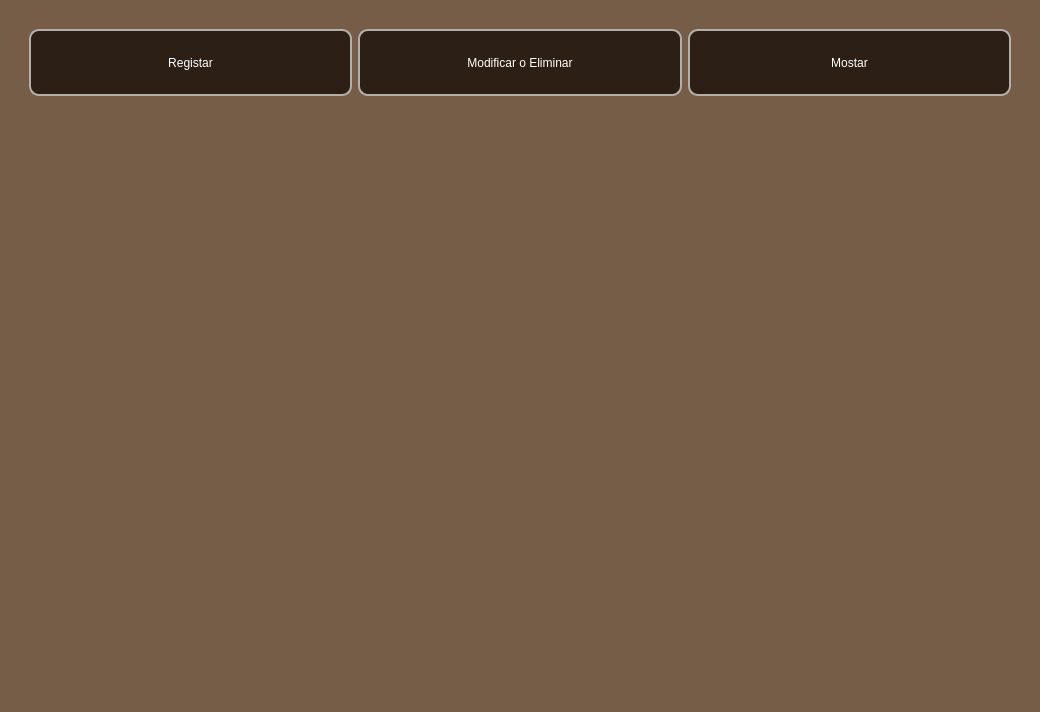
Qt form ui/horarios.ui (n1enkew/Sistema-de-Empleados) before a commit.
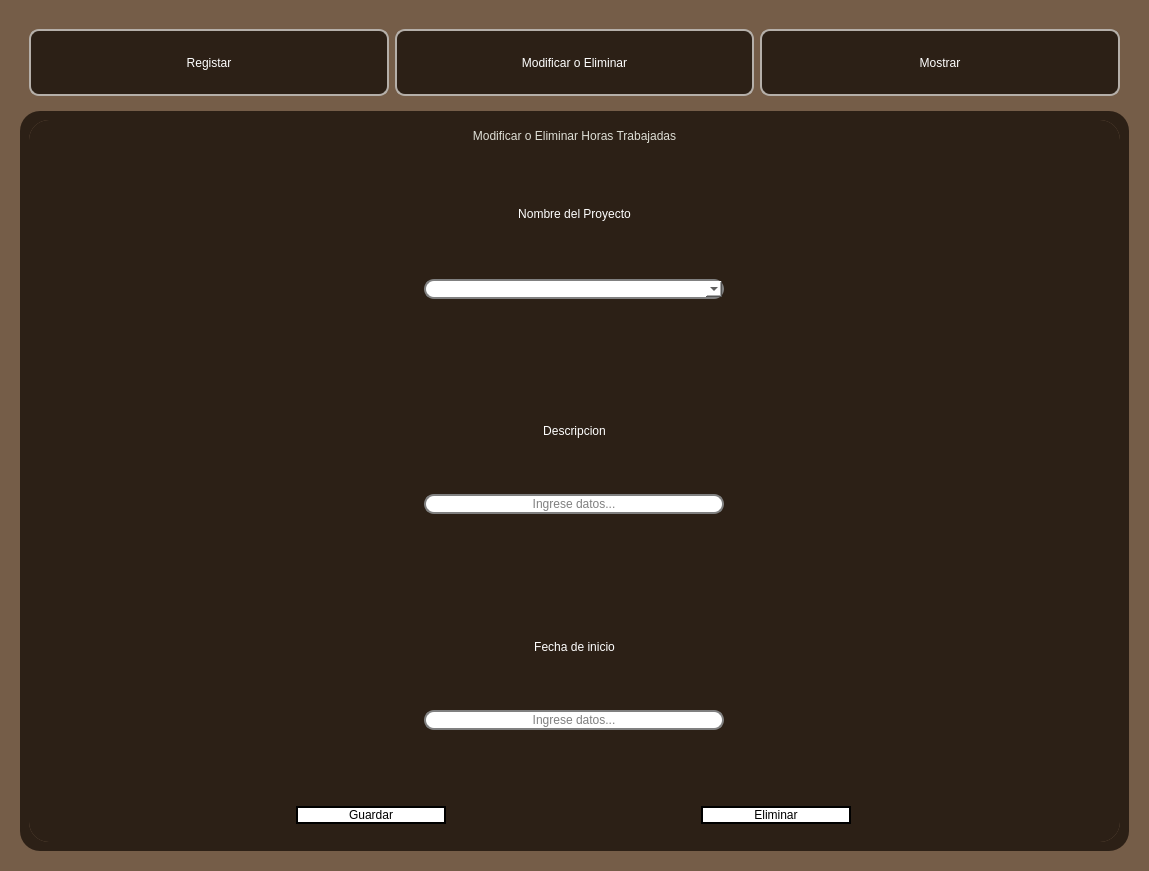
The same form after that commit.

Commit message: Refactor UI layouts and widget styles

Patch:
```diff
--- a/ui/horarios.ui
+++ b/ui/horarios.ui
@@ -6,8 +6,8 @@
    <rect>
     <x>0</x>
     <y>0</y>
-    <width>1040</width>
-    <height>712</height>
+    <width>1149</width>
+    <height>871</height>
    </rect>
   </property>
   <property name="windowTitle">
@@ -39,6 +39,9 @@
        <height>600</height>
       </size>
      </property>
+     <property name="styleSheet">
+      <string notr="true"/>
+     </property>
      <property name="frameShape">
       <enum>QFrame::StyledPanel</enum>
      </property>
@@ -102,7 +105,7 @@
         </property>
         <layout class="QHBoxLayout" name="horizontalLayout_2" stretch="1,1,1">
          <item>
-          <widget class="QPushButton" name="registrar">
+          <widget class="QPushButton" name="btn_registrar">
            <property name="sizePolicy">
             <sizepolicy hsizetype="Preferred" vsizetype="Preferred">
              <horstretch>0</horstretch>
@@ -112,10 +115,16 @@
            <property name="text">
             <string>Registar</string>
            </property>
+           <property name="checkable">
+            <bool>true</bool>
+           </property>
+           <property name="autoExclusive">
+            <bool>false</bool>
+           </property>
           </widget>
          </item>
          <item>
-          <widget class="QPushButton" name="modificar_eliminar">
+          <widget class="QPushButton" name="btn_modificar_eliminar">
            <property name="sizePolicy">
             <sizepolicy hsizetype="Preferred" vsizetype="Preferred">
              <horstretch>0</horstretch>
@@ -131,10 +140,16 @@
            <property name="text">
             <string>Modificar o Eliminar</string>
            </property>
+           <property name="checkable">
+            <bool>true</bool>
+           </property>
+           <property name="autoExclusive">
+            <bool>false</bool>
+           </property>
           </widget>
          </item>
          <item>
-          <widget class="QPushButton" name="mostrar">
+          <widget class="QPushButton" name="btn_mostrar">
            <property name="sizePolicy">
             <sizepolicy hsizetype="Preferred" vsizetype="Preferred">
              <horstretch>0</horstretch>
@@ -142,7 +157,13 @@
             </sizepolicy>
            </property>
            <property name="text">
-            <string>Mostar</string>
+            <string>Mostrar</string>
+           </property>
+           <property name="checkable">
+            <bool>true</bool>
+           </property>
+           <property name="autoExclusive">
+            <bool>false</bool>
            </property>
            <property name="default">
             <bool>false</bool>
@@ -157,12 +178,995 @@
       </item>
       <item>
        <widget class="QFrame" name="frame_2">
+        <property name="styleSheet">
+         <string notr="true">
+
+
+QWidget{
+background-color: rgb(44, 32, 22);
+}</string>
+        </property>
         <property name="frameShape">
          <enum>QFrame::StyledPanel</enum>
         </property>
         <property name="frameShadow">
          <enum>QFrame::Raised</enum>
         </property>
+        <layout class="QHBoxLayout" name="horizontalLayout_3">
+         <item>
+          <widget class="QStackedWidget" name="stack_horario">
+           <property name="styleSheet">
+            <string notr="true">QStackedWidget{
+background-color: rgb(117, 93, 72);
+border-radius: 20px;
+}
+
+QWidget{
+
+border-radius:20px;
+}
+
+</string>
+           </property>
+           <property name="currentIndex">
+            <number>1</number>
+           </property>
+           <widget class="QWidget" name="registrar">
+            <property name="sizePolicy">
+             <sizepolicy hsizetype="Expanding" vsizetype="Expanding">
+              <horstretch>0</horstretch>
+              <verstretch>0</verstretch>
+             </sizepolicy>
+            </property>
+            <property name="styleSheet">
+             <string notr="true">QLineEdit {
+    border: 2px solid gray;
+    border-radius: 10px;
+    padding: 0 8px;
+    background: white;
+	placeholder-text-color: #767e89;
+}
+
+QLabel{
+color: white;
+font: 600 12pt &quot;Lexend&quot;
+}
+
+QComboBox {
+    border: 2px solid gray;
+    border-radius: 10px;
+    padding: 0 8px;
+    background: white;
+	placeholder-text-color: #767e89;
+}
+</string>
+            </property>
+            <layout class="QVBoxLayout" name="verticalLayout_3" stretch="0,1,1,1,0">
+             <item>
+              <widget class="QLabel" name="label_3">
+               <property name="styleSheet">
+                <string notr="true">QLabel{
+	color: qlineargradient(spread:pad, x1:0, y1:0, x2:1, y2:0, stop:0 rgba(181, 175, 169, 255), stop:1 rgba(222, 222, 213, 255));
+	
+	font: 900 20pt &quot;Lexend&quot;;	
+}</string>
+               </property>
+               <property name="text">
+                <string>Registrar Horas Trabajadas</string>
+               </property>
+               <property name="alignment">
+                <set>Qt::AlignCenter</set>
+               </property>
+              </widget>
+             </item>
+             <item>
+              <widget class="QFrame" name="frame_rnombre">
+               <property name="sizePolicy">
+                <sizepolicy hsizetype="Preferred" vsizetype="Expanding">
+                 <horstretch>0</horstretch>
+                 <verstretch>0</verstretch>
+                </sizepolicy>
+               </property>
+               <property name="frameShape">
+                <enum>QFrame::StyledPanel</enum>
+               </property>
+               <property name="frameShadow">
+                <enum>QFrame::Raised</enum>
+               </property>
+               <layout class="QVBoxLayout" name="verticalLayout_5">
+                <item>
+                 <widget class="QLabel" name="label">
+                  <property name="sizePolicy">
+                   <sizepolicy hsizetype="Expanding" vsizetype="Fixed">
+                    <horstretch>0</horstretch>
+                    <verstretch>0</verstretch>
+                   </sizepolicy>
+                  </property>
+                  <property name="text">
+                   <string>Nombre del Empleado</string>
+                  </property>
+                  <property name="textFormat">
+                   <enum>Qt::AutoText</enum>
+                  </property>
+                  <property name="alignment">
+                   <set>Qt::AlignCenter</set>
+                  </property>
+                 </widget>
+                </item>
+                <item>
+                 <widget class="QFrame" name="frame_8">
+                  <property name="sizePolicy">
+                   <sizepolicy hsizetype="Preferred" vsizetype="Fixed">
+                    <horstretch>0</horstretch>
+                    <verstretch>0</verstretch>
+                   </sizepolicy>
+                  </property>
+                  <property name="frameShape">
+                   <enum>QFrame::StyledPanel</enum>
+                  </property>
+                  <property name="frameShadow">
+                   <enum>QFrame::Raised</enum>
+                  </property>
+                  <layout class="QHBoxLayout" name="horizontalLayout_5" stretch="0">
+                   <property name="spacing">
+                    <number>0</number>
+                   </property>
+                   <property name="leftMargin">
+                    <number>0</number>
+                   </property>
+                   <property name="topMargin">
+                    <number>0</number>
+                   </property>
+                   <property name="rightMargin">
+                    <number>0</number>
+                   </property>
+                   <property name="bottomMargin">
+                    <number>0</number>
+                   </property>
+                   <item>
+                    <widget class="QComboBox" name="comboBox_2">
+                     <property name="maximumSize">
+                      <size>
+                       <width>300</width>
+                       <height>30</height>
+                      </size>
+                     </property>
+                    </widget>
+                   </item>
+                  </layout>
+                 </widget>
+                </item>
+               </layout>
+              </widget>
+             </item>
+             <item>
+              <widget class="QFrame" name="frame_rnproyecto">
+               <property name="sizePolicy">
+                <sizepolicy hsizetype="Preferred" vsizetype="Expanding">
+                 <horstretch>0</horstretch>
+                 <verstretch>0</verstretch>
+                </sizepolicy>
+               </property>
+               <property name="frameShape">
+                <enum>QFrame::StyledPanel</enum>
+               </property>
+               <property name="frameShadow">
+                <enum>QFrame::Raised</enum>
+               </property>
+               <layout class="QVBoxLayout" name="verticalLayout_11">
+                <item>
+                 <widget class="QFrame" name="frame_desc">
+                  <property name="sizePolicy">
+                   <sizepolicy hsizetype="Preferred" vsizetype="Expanding">
+                    <horstretch>0</horstretch>
+                    <verstretch>0</verstretch>
+                   </sizepolicy>
+                  </property>
+                  <property name="frameShape">
+                   <enum>QFrame::StyledPanel</enum>
+                  </property>
+                  <property name="frameShadow">
+                   <enum>QFrame::Raised</enum>
+                  </property>
+                  <layout class="QVBoxLayout" name="verticalLayout_6">
+                   <item>
+                    <widget class="QLabel" name="label_2">
+                     <property name="sizePolicy">
+                      <sizepolicy hsizetype="Expanding" vsizetype="Fixed">
+                       <horstretch>0</horstretch>
+                       <verstretch>0</verstretch>
+                      </sizepolicy>
+                     </property>
+                     <property name="text">
+                      <string>Nombre del Proyecto</string>
+                     </property>
+                     <property name="textFormat">
+                      <enum>Qt::AutoText</enum>
+                     </property>
+                     <property name="alignment">
+                      <set>Qt::AlignCenter</set>
+                     </property>
+                    </widget>
+                   </item>
+                   <item>
+                    <widget class="QFrame" name="frame_9">
+                     <property name="sizePolicy">
+                      <sizepolicy hsizetype="Preferred" vsizetype="Fixed">
+                       <horstretch>0</horstretch>
+                       <verstretch>0</verstretch>
+                      </sizepolicy>
+                     </property>
+                     <property name="frameShape">
+                      <enum>QFrame::StyledPanel</enum>
+                     </property>
+                     <property name="frameShadow">
+                      <enum>QFrame::Raised</enum>
+                     </property>
+                     <layout class="QHBoxLayout" name="horizontalLayout_6" stretch="0">
+                      <property name="spacing">
+                       <number>0</number>
+                      </property>
+                      <property name="leftMargin">
+                       <number>0</number>
+                      </property>
+                      <property name="topMargin">
+                       <number>0</number>
+                      </property>
+                      <property name="rightMargin">
+                       <number>0</number>
+                      </property>
+                      <property name="bottomMargin">
+                       <number>0</number>
+                      </property>
+                      <item>
+                       <widget class="QComboBox" name="comboBox_3">
+                        <property name="maximumSize">
+                         <size>
+                          <width>300</width>
+                          <height>30</height>
+                         </size>
+                        </property>
+                       </widget>
+                      </item>
+                     </layout>
+                    </widget>
+                   </item>
+                  </layout>
+                 </widget>
+                </item>
+               </layout>
+              </widget>
+             </item>
+             <item>
+              <widget class="QFrame" name="frame_rhorastrabajadas">
+               <property name="sizePolicy">
+                <sizepolicy hsizetype="Preferred" vsizetype="Expanding">
+                 <horstretch>0</horstretch>
+                 <verstretch>0</verstretch>
+                </sizepolicy>
+               </property>
+               <property name="frameShape">
+                <enum>QFrame::StyledPanel</enum>
+               </property>
+               <property name="frameShadow">
+                <enum>QFrame::Raised</enum>
+               </property>
+               <layout class="QVBoxLayout" name="verticalLayout_9">
+                <item>
+                 <widget class="QLabel" name="label_4">
+                  <property name="sizePolicy">
+                   <sizepolicy hsizetype="Expanding" vsizetype="Fixed">
+                    <horstretch>0</horstretch>
+                    <verstretch>0</verstretch>
+                   </sizepolicy>
+                  </property>
+                  <property name="text">
+                   <string>Horas Trabajadas</string>
+                  </property>
+                  <property name="textFormat">
+                   <enum>Qt::AutoText</enum>
+                  </property>
+                  <property name="alignment">
+                   <set>Qt::AlignCenter</set>
+                  </property>
+                 </widget>
+                </item>
+                <item>
+                 <widget class="QFrame" name="frame_11">
+                  <property name="sizePolicy">
+                   <sizepolicy hsizetype="Preferred" vsizetype="Fixed">
+                    <horstretch>0</horstretch>
+                    <verstretch>0</verstretch>
+                   </sizepolicy>
+                  </property>
+                  <property name="frameShape">
+                   <enum>QFrame::StyledPanel</enum>
+                  </property>
+                  <property name="frameShadow">
+                   <enum>QFrame::Raised</enum>
+                  </property>
+                  <layout class="QHBoxLayout" name="horizontalLayout_10" stretch="0">
+                   <property name="spacing">
+                    <number>0</number>
+                   </property>
+                   <property name="leftMargin">
+                    <number>0</number>
+                   </property>
+                   <property name="topMargin">
+                    <number>0</number>
+                   </property>
+                   <property name="rightMargin">
+                    <number>0</number>
+                   </property>
+                   <property name="bottomMargin">
+                    <number>0</number>
+                   </property>
+                   <item>
+                    <widget class="QComboBox" name="comboBox_4">
+                     <property name="maximumSize">
+                      <size>
+                       <width>300</width>
+                       <height>30</height>
+                      </size>
+                     </property>
+                    </widget>
+                   </item>
+                  </layout>
+                 </widget>
+                </item>
+               </layout>
+              </widget>
+             </item>
+             <item>
+              <widget class="QFrame" name="frame_guardar">
+               <property name="sizePolicy">
+                <sizepolicy hsizetype="Preferred" vsizetype="Expanding">
+                 <horstretch>0</horstretch>
+                 <verstretch>0</verstretch>
+                </sizepolicy>
+               </property>
+               <property name="frameShape">
+                <enum>QFrame::StyledPanel</enum>
+               </property>
+               <property name="frameShadow">
+                <enum>QFrame::Raised</enum>
+               </property>
+               <layout class="QVBoxLayout" name="verticalLayout_7">
+                <item>
+                 <widget class="QFrame" name="frame_10">
+                  <property name="frameShape">
+                   <enum>QFrame::StyledPanel</enum>
+                  </property>
+                  <property name="frameShadow">
+                   <enum>QFrame::Raised</enum>
+                  </property>
+                  <layout class="QHBoxLayout" name="horizontalLayout_7">
+                   <item>
+                    <widget class="QPushButton" name="pushButton">
+                     <property name="sizePolicy">
+                      <sizepolicy hsizetype="Preferred" vsizetype="Preferred">
+                       <horstretch>0</horstretch>
+                       <verstretch>0</verstretch>
+                      </sizepolicy>
+                     </property>
+                     <property name="maximumSize">
+                      <size>
+                       <width>150</width>
+                       <height>30</height>
+                      </size>
+                     </property>
+                     <property name="styleSheet">
+                      <string notr="true">QPushButton{
+    border: 2px solid black;
+    border-radius: 10px;
+    padding: 0 8px;
+    background: white;
+font: 400 12pt &quot;Lexend&quot;;
+color: black;
+}
+
+QPushButton:hover{
+background-color: qlineargradient(spread:pad, x1:0, y1:0, x2:1, y2:0, stop:0 rgba(44, 32, 22, 255), stop:1 rgba(181, 175, 169, 255));
+
+}
+
+QPushButton:pressed {
+    background-color: rgb(117, 93, 72); /* El color que quieras al hacer clic */
+    border: 2px solid rgb(44, 32, 22);   /* Opcional: cambiar el borde también */
+}
+</string>
+                     </property>
+                     <property name="text">
+                      <string>Guardar</string>
+                     </property>
+                    </widget>
+                   </item>
+                  </layout>
+                 </widget>
+                </item>
+               </layout>
+              </widget>
+             </item>
+            </layout>
+           </widget>
+           <widget class="QWidget" name="modificar_eliminar">
+            <property name="styleSheet">
+             <string notr="true">QLineEdit {
+    border: 2px solid gray;
+    border-radius: 10px;
+    padding: 0 8px;
+    background: white;
+	placeholder-text-color: #767e89;
+}
+
+QComboBox {
+    border: 2px solid gray;
+    border-radius: 10px;
+    padding: 0 8px;
+    background: white;
+	placeholder-text-color: #767e89;
+}
+
+QPushButton{
+    border: 2px solid black;
+    border-radius: 10px;
+    padding: 0 8px;
+    background: white;
+font: 400 12pt &quot;Lexend&quot;;
+}
+
+QLabel{
+color: white;
+font: 600 12pt &quot;Lexend&quot;
+}
+
+QPushButton:hover{
+background-color: qlineargradient(spread:pad, x1:0, y1:0, x2:1, y2:0, stop:0 rgba(44, 32, 22, 255), stop:1 rgba(181, 175, 169, 255));
+
+}
+
+QPushButton:pressed {
+    background-color: rgb(117, 93, 72); /* El color que quieras al hacer clic */
+    border: 2px solid rgb(44, 32, 22);   /* Opcional: cambiar el borde también */
+}</string>
+            </property>
+            <layout class="QVBoxLayout" name="verticalLayout_10" stretch="0,1,1,1,0">
+             <item>
+              <widget class="QLabel" name="Titulo">
+               <property name="sizePolicy">
+                <sizepolicy hsizetype="Preferred" vsizetype="Expanding">
+                 <horstretch>0</horstretch>
+                 <verstretch>0</verstretch>
+                </sizepolicy>
+               </property>
+               <property name="styleSheet">
+                <string notr="true">QLabel{
+	color: qlineargradient(spread:pad, x1:0, y1:0, x2:1, y2:0, stop:0 rgba(181, 175, 169, 255), stop:1 rgba(222, 222, 213, 255));
+	
+	font: 900 20pt &quot;Lexend&quot;;	
+}</string>
+               </property>
+               <property name="text">
+                <string>Modificar o Eliminar Horas Trabajadas</string>
+               </property>
+               <property name="alignment">
+                <set>Qt::AlignCenter</set>
+               </property>
+              </widget>
+             </item>
+             <item>
+              <widget class="QFrame" name="FrameBuscar">
+               <property name="sizePolicy">
+                <sizepolicy hsizetype="Preferred" vsizetype="Expanding">
+                 <horstretch>0</horstretch>
+                 <verstretch>0</verstretch>
+                </sizepolicy>
+               </property>
+               <property name="mouseTracking">
+                <bool>false</bool>
+               </property>
+               <property name="autoFillBackground">
+                <bool>false</bool>
+               </property>
+               <property name="frameShape">
+                <enum>QFrame::StyledPanel</enum>
+               </property>
+               <property name="frameShadow">
+                <enum>QFrame::Raised</enum>
+               </property>
+               <layout class="QVBoxLayout" name="verticalLayout_4" stretch="1,0">
+                <property name="spacing">
+                 <number>0</number>
+                </property>
+                <property name="topMargin">
+                 <number>0</number>
+                </property>
+                <property name="bottomMargin">
+                 <number>0</number>
+                </property>
+                <item>
+                 <widget class="QLabel" name="label_5">
+                  <property name="enabled">
+                   <bool>true</bool>
+                  </property>
+                  <property name="sizePolicy">
+                   <sizepolicy hsizetype="Preferred" vsizetype="Fixed">
+                    <horstretch>0</horstretch>
+                    <verstretch>0</verstretch>
+                   </sizepolicy>
+                  </property>
+                  <property name="text">
+                   <string>Nombre del Proyecto</string>
+                  </property>
+                  <property name="alignment">
+                   <set>Qt::AlignBottom|Qt::AlignHCenter</set>
+                  </property>
+                 </widget>
+                </item>
+                <item>
+                 <widget class="QFrame" name="frame_13">
+                  <property name="sizePolicy">
+                   <sizepolicy hsizetype="Preferred" vsizetype="Fixed">
+                    <horstretch>0</horstretch>
+                    <verstretch>0</verstretch>
+                   </sizepolicy>
+                  </property>
+                  <property name="frameShape">
+                   <enum>QFrame::StyledPanel</enum>
+                  </property>
+                  <property name="frameShadow">
+                   <enum>QFrame::Raised</enum>
+                  </property>
+                  <layout class="QHBoxLayout" name="horizontalLayout_12">
+                   <property name="topMargin">
+                    <number>0</number>
+                   </property>
+                   <property name="bottomMargin">
+                    <number>0</number>
+                   </property>
+                   <item>
+                    <widget class="QComboBox" name="comboBox">
+                     <property name="maximumSize">
+                      <size>
+                       <width>300</width>
+                       <height>30</height>
+                      </size>
+                     </property>
+                    </widget>
+                   </item>
+                  </layout>
+                 </widget>
+                </item>
+               </layout>
+              </widget>
+             </item>
+             <item>
+              <widget class="QFrame" name="frame_direccion_2">
+               <property name="sizePolicy">
+                <sizepolicy hsizetype="Preferred" vsizetype="Expanding">
+                 <horstretch>0</horstretch>
+                 <verstretch>0</verstretch>
+                </sizepolicy>
+               </property>
+               <property name="frameShape">
+                <enum>QFrame::StyledPanel</enum>
+               </property>
+               <property name="frameShadow">
+                <enum>QFrame::Raised</enum>
+               </property>
+               <layout class="QVBoxLayout" name="verticalLayout_8">
+                <item>
+                 <widget class="QLabel" name="label_9">
+                  <property name="sizePolicy">
+                   <sizepolicy hsizetype="Expanding" vsizetype="Fixed">
+                    <horstretch>0</horstretch>
+                    <verstretch>0</verstretch>
+                   </sizepolicy>
+                  </property>
+                  <property name="text">
+                   <string>Descripcion</string>
+                  </property>
+                  <property name="textFormat">
+                   <enum>Qt::AutoText</enum>
+                  </property>
+                  <property name="alignment">
+                   <set>Qt::AlignCenter</set>
+                  </property>
+                 </widget>
+                </item>
+                <item>
+                 <widget class="QFrame" name="frame_15">
+                  <property name="sizePolicy">
+                   <sizepolicy hsizetype="Preferred" vsizetype="Fixed">
+                    <horstretch>0</horstretch>
+                    <verstretch>0</verstretch>
+                   </sizepolicy>
+                  </property>
+                  <property name="frameShape">
+                   <enum>QFrame::StyledPanel</enum>
+                  </property>
+                  <property name="frameShadow">
+                   <enum>QFrame::Raised</enum>
+                  </property>
+                  <layout class="QHBoxLayout" name="horizontalLayout_9" stretch="0">
+                   <property name="spacing">
+                    <number>0</number>
+                   </property>
+                   <property name="leftMargin">
+                    <number>0</number>
+                   </property>
+                   <property name="topMargin">
+                    <number>0</number>
+                   </property>
+                   <property name="rightMargin">
+                    <number>0</number>
+                   </property>
+                   <property name="bottomMargin">
+                    <number>0</number>
+                   </property>
+                   <item>
+                    <widget class="QLineEdit" name="m_descripcion">
+                     <property name="sizePolicy">
+                      <sizepolicy hsizetype="Preferred" vsizetype="Maximum">
+                       <horstretch>0</horstretch>
+                       <verstretch>0</verstretch>
+                      </sizepolicy>
+                     </property>
+                     <property name="maximumSize">
+                      <size>
+                       <width>300</width>
+                       <height>16777215</height>
+                      </size>
+                     </property>
+                     <property name="styleSheet">
+                      <string notr="true"/>
+                     </property>
+                     <property name="alignment">
+                      <set>Qt::AlignCenter</set>
+                     </property>
+                     <property name="placeholderText">
+                      <string>Ingrese datos...</string>
+                     </property>
+                    </widget>
+                   </item>
+                  </layout>
+                 </widget>
+                </item>
+               </layout>
+              </widget>
+             </item>
+             <item>
+              <widget class="QFrame" name="frame_fecha_inicio">
+               <property name="sizePolicy">
+                <sizepolicy hsizetype="Preferred" vsizetype="Expanding">
+                 <horstretch>0</horstretch>
+                 <verstretch>0</verstretch>
+                </sizepolicy>
+               </property>
+               <property name="frameShape">
+                <enum>QFrame::StyledPanel</enum>
+               </property>
+               <property name="frameShadow">
+                <enum>QFrame::Raised</enum>
+               </property>
+               <layout class="QVBoxLayout" name="verticalLayout_17">
+                <item>
+                 <widget class="QLabel" name="label_10">
+                  <property name="sizePolicy">
+                   <sizepolicy hsizetype="Expanding" vsizetype="Fixed">
+                    <horstretch>0</horstretch>
+                    <verstretch>0</verstretch>
+                   </sizepolicy>
+                  </property>
+                  <property name="text">
+                   <string>Fecha de inicio</string>
+                  </property>
+                  <property name="textFormat">
+                   <enum>Qt::AutoText</enum>
+                  </property>
+                  <property name="alignment">
+                   <set>Qt::AlignCenter</set>
+                  </property>
+                 </widget>
+                </item>
+                <item>
+                 <widget class="QFrame" name="frame_17">
+                  <property name="sizePolicy">
+                   <sizepolicy hsizetype="Preferred" vsizetype="Fixed">
+                    <horstretch>0</horstretch>
+                    <verstretch>0</verstretch>
+                   </sizepolicy>
+                  </property>
+                  <property name="frameShape">
+                   <enum>QFrame::StyledPanel</enum>
+                  </property>
+                  <property name="frameShadow">
+                   <enum>QFrame::Raised</enum>
+                  </property>
+                  <layout class="QHBoxLayout" name="horizontalLayout_18" stretch="0">
+                   <property name="spacing">
+                    <number>0</number>
+                   </property>
+                   <property name="leftMargin">
+                    <number>0</number>
+                   </property>
+                   <property name="topMargin">
+                    <number>0</number>
+                   </property>
+                   <property name="rightMargin">
+                    <number>0</number>
+                   </property>
+                   <property name="bottomMargin">
+                    <number>0</number>
+                   </property>
+                   <item>
+                    <widget class="QLineEdit" name="m_fecha_inicio">
+                     <property name="sizePolicy">
+                      <sizepolicy hsizetype="Preferred" vsizetype="Maximum">
+                       <horstretch>0</horstretch>
+                       <verstretch>0</verstretch>
+                      </sizepolicy>
+                     </property>
+                     <property name="maximumSize">
+                      <size>
+                       <width>300</width>
+                       <height>16777215</height>
+                      </size>
+                     </property>
+                     <property name="styleSheet">
+                      <string notr="true"/>
+                     </property>
+                     <property name="alignment">
+                      <set>Qt::AlignCenter</set>
+                     </property>
+                     <property name="placeholderText">
+                      <string>Ingrese datos...</string>
+                     </property>
+                    </widget>
+                   </item>
+                  </layout>
+                 </widget>
+                </item>
+               </layout>
+              </widget>
+             </item>
+             <item>
+              <widget class="QFrame" name="FrameUpdate3">
+               <property name="sizePolicy">
+                <sizepolicy hsizetype="Preferred" vsizetype="Expanding">
+                 <horstretch>0</horstretch>
+                 <verstretch>0</verstretch>
+                </sizepolicy>
+               </property>
+               <property name="styleSheet">
+                <string notr="true">QPushButton{
+    border: 2px solid black;
+    border-radius: 10px;
+    padding: 0 8px;
+    background: white;
+font: 400 12pt &quot;Lexend&quot;;
+color: black;
+}
+
+QPushButton:hover{
+background-color: qlineargradient(spread:pad, x1:0, y1:0, x2:1, y2:0, stop:0 rgba(44, 32, 22, 255), stop:1 rgba(181, 175, 169, 255));
+
+}
+
+QPushButton:pressed {
+    background-color: rgb(117, 93, 72); /* El color que quieras al hacer clic */
+    border: 2px solid rgb(44, 32, 22);   /* Opcional: cambiar el borde también */
+}
+</string>
+               </property>
+               <property name="frameShape">
+                <enum>QFrame::StyledPanel</enum>
+               </property>
+               <property name="frameShadow">
+                <enum>QFrame::Raised</enum>
+               </property>
+               <layout class="QHBoxLayout" name="horizontalLayout_8">
+                <item>
+                 <widget class="QPushButton" name="btn_guardar">
+                  <property name="sizePolicy">
+                   <sizepolicy hsizetype="Preferred" vsizetype="Fixed">
+                    <horstretch>0</horstretch>
+                    <verstretch>0</verstretch>
+                   </sizepolicy>
+                  </property>
+                  <property name="maximumSize">
+                   <size>
+                    <width>150</width>
+                    <height>16777215</height>
+                   </size>
+                  </property>
+                  <property name="text">
+                   <string>Guardar</string>
+                  </property>
+                 </widget>
+                </item>
+                <item>
+                 <widget class="QPushButton" name="btn_eliminar_2">
+                  <property name="sizePolicy">
+                   <sizepolicy hsizetype="Preferred" vsizetype="Fixed">
+                    <horstretch>0</horstretch>
+                    <verstretch>0</verstretch>
+                   </sizepolicy>
+                  </property>
+                  <property name="maximumSize">
+                   <size>
+                    <width>150</width>
+                    <height>16777215</height>
+                   </size>
+                  </property>
+                  <property name="text">
+                   <string>Eliminar</string>
+                  </property>
+                 </widget>
+                </item>
+               </layout>
+              </widget>
+             </item>
+            </layout>
+           </widget>
+           <widget class="QWidget" name="mostrar">
+            <property name="styleSheet">
+             <string notr="true">QWidget{
+border-radius:20px;
+}
+
+QTableView{
+background-color: rgb(255, 255, 255);
+}
+
+QLineEdit {
+    border: 2px solid gray;
+    border-radius: 10px;
+    padding: 0 8px;
+    background: white;
+}
+
+QLineEdit {
+    border: 2px solid gray;
+    border-radius: 10px;
+    padding: 0 8px;
+    background: white;
+	placeholder-text-color: #767e89;
+}
+
+QPushButton{
+    border: 2px solid black;
+    border-radius: 10px;
+    padding: 0 8px;
+    background: white;
+font: 400 12pt &quot;Lexend&quot;;
+}
+
+QLabel{
+color: white;
+font: 400 12pt &quot;Lexend&quot;
+}
+
+QPushButton:hover{
+background-color: qlineargradient(spread:pad, x1:0, y1:0, x2:1, y2:0, stop:0 rgba(44, 32, 22, 255), stop:1 rgba(181, 175, 169, 255));
+
+}
+
+QPushButton:pressed {
+    background-color: rgb(117, 93, 72); /* El color que quieras al hacer clic */
+    border: 2px solid rgb(44, 32, 22);   /* Opcional: cambiar el borde también */
+}</string>
+            </property>
+            <layout class="QVBoxLayout" name="verticalLayout_2">
+             <item>
+              <widget class="QLabel" name="label_8">
+               <property name="styleSheet">
+                <string notr="true">QLabel{
+	color: qlineargradient(spread:pad, x1:0, y1:0, x2:1, y2:0, stop:0 rgba(181, 175, 169, 255), stop:1 rgba(222, 222, 213, 255));
+	
+	font: 900 20pt &quot;Lexend&quot;;	
+}</string>
+               </property>
+               <property name="text">
+                <string>Buscar Proyecto</string>
+               </property>
+               <property name="alignment">
+                <set>Qt::AlignCenter</set>
+               </property>
+              </widget>
+             </item>
+             <item>
+              <widget class="QLineEdit" name="lineEdit_3">
+               <property name="placeholderText">
+                <string>Buscar empleado...</string>
+               </property>
+              </widget>
+             </item>
+             <item>
+              <widget class="QTableView" name="tableView"/>
+             </item>
+             <item>
+              <widget class="QFrame" name="frame_4">
+               <property name="sizePolicy">
+                <sizepolicy hsizetype="Expanding" vsizetype="Fixed">
+                 <horstretch>0</horstretch>
+                 <verstretch>0</verstretch>
+                </sizepolicy>
+               </property>
+               <property name="styleSheet">
+                <string notr="true">QPushButton{
+    border: 2px solid black;
+    border-radius: 10px;
+    padding: 0 8px;
+    background: white;
+font: 400 12pt &quot;Lexend&quot;;
+color: black;
+}
+
+QPushButton:hover{
+background-color: qlineargradient(spread:pad, x1:0, y1:0, x2:1, y2:0, stop:0 rgba(44, 32, 22, 255), stop:1 rgba(181, 175, 169, 255));
+
+}
+
+QPushButton:pressed {
+    background-color: rgb(117, 93, 72); /* El color que quieras al hacer clic */
+    border: 2px solid rgb(44, 32, 22);   /* Opcional: cambiar el borde también */
+}
+</string>
+               </property>
+               <property name="frameShape">
+                <enum>QFrame::StyledPanel</enum>
+               </property>
+               <property name="frameShadow">
+                <enum>QFrame::Raised</enum>
+               </property>
+               <layout class="QHBoxLayout" name="horizontalLayout_4">
+                <item>
+                 <widget class="QPushButton" name="btn_modificar">
+                  <property name="sizePolicy">
+                   <sizepolicy hsizetype="Expanding" vsizetype="Fixed">
+                    <horstretch>0</horstretch>
+                    <verstretch>0</verstretch>
+                   </sizepolicy>
+                  </property>
+                  <property name="maximumSize">
+                   <size>
+                    <width>16777215</width>
+                    <height>16777215</height>
+                   </size>
+                  </property>
+                  <property name="text">
+                   <string>Modificar</string>
+                  </property>
+                 </widget>
+                </item>
+                <item>
+                 <widget class="QPushButton" name="btn_eliminar">
+                  <property name="sizePolicy">
+                   <sizepolicy hsizetype="Expanding" vsizetype="Expanding">
+                    <horstretch>0</horstretch>
+                    <verstretch>0</verstretch>
+                   </sizepolicy>
+                  </property>
+                  <property name="maximumSize">
+                   <size>
+                    <width>16777215</width>
+                    <height>16777215</height>
+                   </size>
+                  </property>
+                  <property name="text">
+                   <string>Eliminar</string>
+                  </property>
+                 </widget>
+                </item>
+               </layout>
+              </widget>
+             </item>
+            </layout>
+           </widget>
+          </widget>
+         </item>
+        </layout>
        </widget>
       </item>
      </layout>
```
The commit also changes 7 other files.
